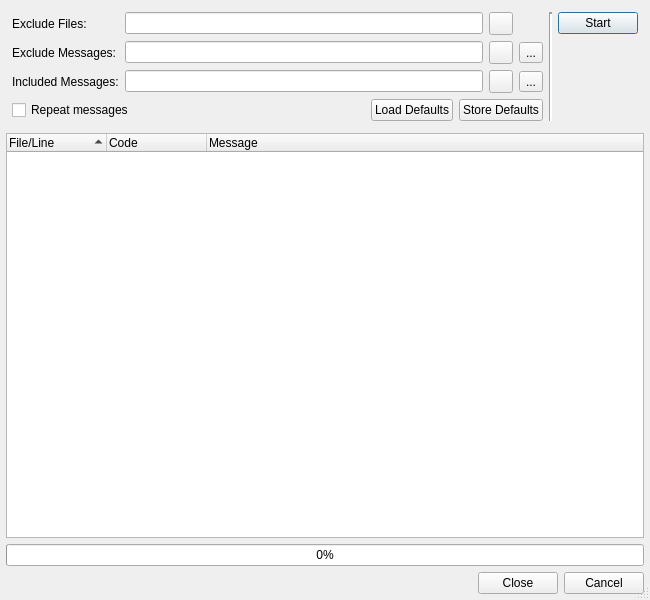
Above: Plugins/CheckerPlugins/Pep8/Pep8Dialog.ui from testmana2/test before the change. Below: the same form after it.
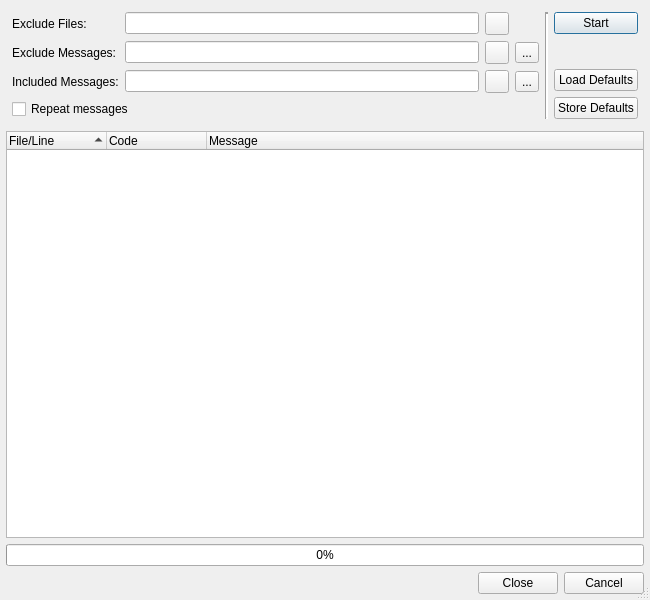
That is the form after the change.

Patch:
```diff
--- a/Plugins/CheckerPlugins/Pep8/Pep8Dialog.ui
+++ b/Plugins/CheckerPlugins/Pep8/Pep8Dialog.ui
@@ -62,7 +62,9 @@
         </property>
        </widget>
       </item>
-      <item row="0" column="5" colspan="2">
+      <item row="0" column="5" rowspan="4">
+       <layout class="QVBoxLayout" name="verticalLayout_2">
+        <item>
        <widget class="QPushButton" name="startButton">
         <property name="toolTip">
          <string>Press to start the PEP 8 check run</string>
@@ -72,6 +74,41 @@
         </property>
        </widget>
       </item>
+        <item>
+         <spacer name="verticalSpacer">
+          <property name="orientation">
+           <enum>Qt::Vertical</enum>
+          </property>
+          <property name="sizeHint" stdset="0">
+           <size>
+            <width>20</width>
+            <height>18</height>
+           </size>
+          </property>
+         </spacer>
+        </item>
+        <item>
+         <widget class="QPushButton" name="loadDefaultButton">
+          <property name="toolTip">
+           <string>Press to load the default values</string>
+          </property>
+          <property name="text">
+           <string>Load Defaults</string>
+          </property>
+         </widget>
+        </item>
+        <item>
+         <widget class="QPushButton" name="storeDefaultButton">
+          <property name="toolTip">
+           <string>Press to store the current values as defaults</string>
+          </property>
+          <property name="text">
+           <string>Store Defaults</string>
+          </property>
+         </widget>
+        </item>
+       </layout>
+      </item>
       <item row="1" column="0">
        <widget class="QLabel" name="label">
         <property name="text">
@@ -106,19 +143,6 @@
         </property>
        </widget>
       </item>
-      <item row="1" column="6" rowspan="3">
-       <spacer name="verticalSpacer">
-        <property name="orientation">
-         <enum>Qt::Vertical</enum>
-        </property>
-        <property name="sizeHint" stdset="0">
-         <size>
-          <width>20</width>
-          <height>80</height>
-         </size>
-        </property>
-       </spacer>
-      </item>
       <item row="2" column="0">
        <widget class="QLabel" name="label_3">
         <property name="text">
@@ -154,8 +178,6 @@
        </widget>
       </item>
       <item row="3" column="0" colspan="4">
-       <layout class="QHBoxLayout" name="horizontalLayout">
-        <item>
          <widget class="QCheckBox" name="repeatCheckBox">
           <property name="toolTip">
            <string>Select to repeat each message type</string>
@@ -165,41 +187,6 @@
           </property>
          </widget>
         </item>
-        <item>
-         <spacer name="horizontalSpacer">
-          <property name="orientation">
-           <enum>Qt::Horizontal</enum>
-          </property>
-          <property name="sizeHint" stdset="0">
-           <size>
-            <width>40</width>
-            <height>20</height>
-           </size>
-          </property>
-         </spacer>
-        </item>
-        <item>
-         <widget class="QPushButton" name="loadDefaultButton">
-          <property name="toolTip">
-           <string>Press to load the default values</string>
-          </property>
-          <property name="text">
-           <string>Load Defaults</string>
-          </property>
-         </widget>
-        </item>
-        <item>
-         <widget class="QPushButton" name="storeDefaultButton">
-          <property name="toolTip">
-           <string>Press to store the current values as defaults</string>
-          </property>
-          <property name="text">
-           <string>Store Defaults</string>
-          </property>
-         </widget>
-        </item>
-       </layout>
-      </item>
      </layout>
     </widget>
    </item>
```
Left out of the diff: 2 changed lines with no effect on the pictures. Lines whose indentation alone changed are shown as unchanged.
